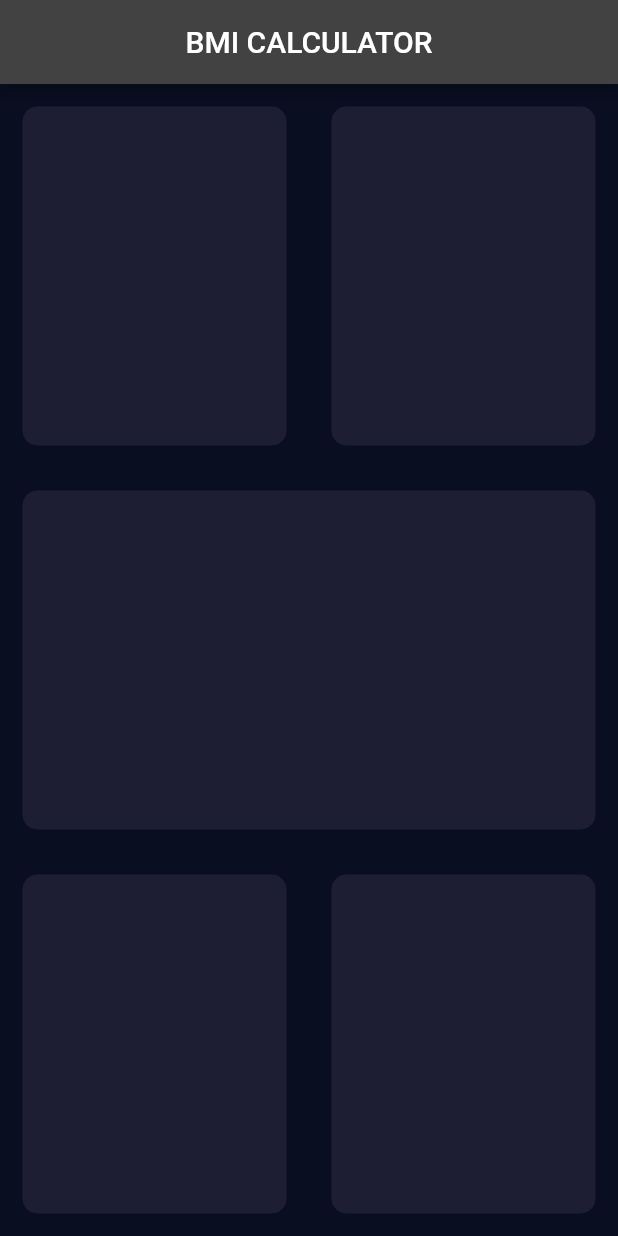
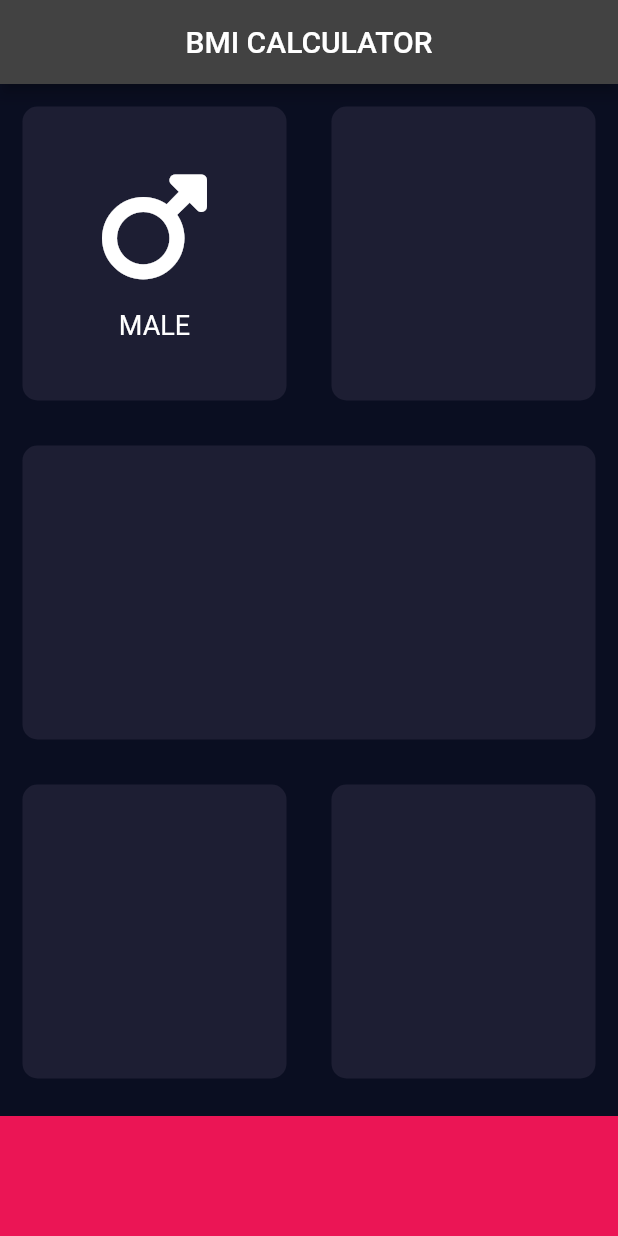
Before and after one commit to Rishikesh-278/bmicalculator, a Flutter app: the screen it shows after launch, on a phone screen of 412 x 824 dp. Run offline on Flutter 3.47's test engine with Material 2 defaults, Android fonts, the phone set to English and light mode, and no system bars; our stand-ins replace font_awesome_flutter.

Commit message:
no message

```diff
--- a/lib/imput_page.dart
+++ b/lib/imput_page.dart
@@ -1,4 +1,9 @@
 import 'package:flutter/material.dart';
+import 'package:font_awesome_flutter/font_awesome_flutter.dart';
+
+const BottomContaiterHeight = 80;
+const ExpandedResuableCardColor = Color(0XFF1D1E33);
+const BottomContainerColor = Color(0xFFEB1555);
 
 class InputPage extends StatefulWidget {
   @override
@@ -15,33 +20,81 @@ class _InputPageState extends State<InputPage> {
       ),
       body: Column(
         children: <Widget>[
-          Expanded(child: Row( children:  <Widget> [
-              Expanded(child: ReusableCard(colour: Color(0XFF1D1E33),),),
-              Expanded(child: ReusableCard(colour: Color(0XFF1D1E33),),),
+          Expanded(
+              child: Row(
+            children: <Widget>[
+              Expanded(
+                child: ReusableCard(
+                  colour: ExpandedResuableCardColor,
+                  CardChild: IconContent(),
+                ),
+              ),
+              Expanded(
+                child: ReusableCard(
+                  colour: ExpandedResuableCardColor,
+                  CardChild: Column(),
+                ),
+              ),
             ],
           )),
-
-          Expanded(child: ReusableCard(colour: Color(0XFF1D1E33),),),
-
-          Expanded(child: Row(children: <Widget> [
-              Expanded(child: ReusableCard(colour: Color(0XFF1D1E33),),),
-              Expanded(child: ReusableCard(colour: Color(0XFF1D1E33),),),
+          Expanded(child: ReusableCard(
+            colour: ExpandedResuableCardColor, CardChild: Row(),
+          )),
+          Expanded(
+              child: Row(
+            children: <Widget>[
+              Expanded(
+                child: ReusableCard(
+                  colour: ExpandedResuableCardColor,
+                  CardChild: Column(),
+                ),
+              ),
+              Expanded(
+                child: ReusableCard(
+                  colour: ExpandedResuableCardColor,
+                  CardChild: Column(),
+                ),
+              ),
             ],
           )),
+          Container(
+            color: BottomContainerColor,
+            margin: const EdgeInsets.only(top: 10),
+            height: 80,
+            width: double.infinity,
+          )
         ],
       ),
     );
   }
 }
 
+class IconContent extends StatelessWidget {
+  const IconContent({Key? key,}) : super(key: key);
+
+  @override
+  Widget build(BuildContext context) {
+    return Column(
+      mainAxisAlignment: MainAxisAlignment.center,
+    children: const <Widget> [
+      Icon(FontAwesomeIcons.mars, size: 80),
+      SizedBox(height: 15),
+      Text("MALE", style: TextStyle(color: Colors.white, fontSize: 18),)
+    ],
+    );
+  }
+}
+
 class ReusableCard extends StatelessWidget {
+  ReusableCard({required this.colour, required this.CardChild});
 
-  ReusableCard({required this.colour});
   final Color colour;
+  final Widget CardChild;
 
   @override
   Widget build(BuildContext context) {
     return Container(
+      child: CardChild,
       margin: EdgeInsets.all(15),
       decoration: BoxDecoration(
         borderRadius: BorderRadius.circular(10),
--- a/lib/main.dart
+++ b/lib/main.dart
@@ -1,5 +1,6 @@
 import 'package:flutter/material.dart';
 import 'imput_page.dart';
+import 'package:font_awesome_flutter/font_awesome_flutter.dart';
 
 void main() => runApp(BMICalculator());
 
--- a/pubspec.yaml
+++ b/pubspec.yaml
@@ -34,6 +34,7 @@ dependencies:
   # The following adds the Cupertino Icons font to your application.
   # Use with the CupertinoIcons class for iOS style icons.
   cupertino_icons: ^1.0.2
+  font_awesome_flutter: ^10.1.0
 
 dev_dependencies:
   flutter_test:
```
Also changed, not shown: pubspec.lock.
